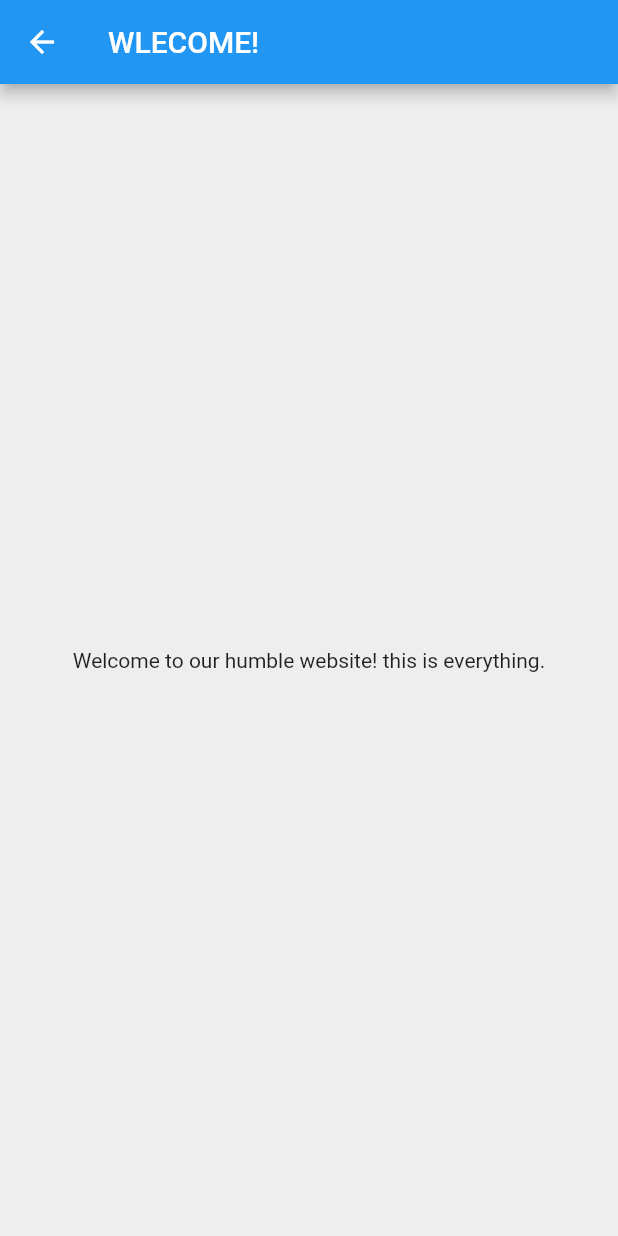
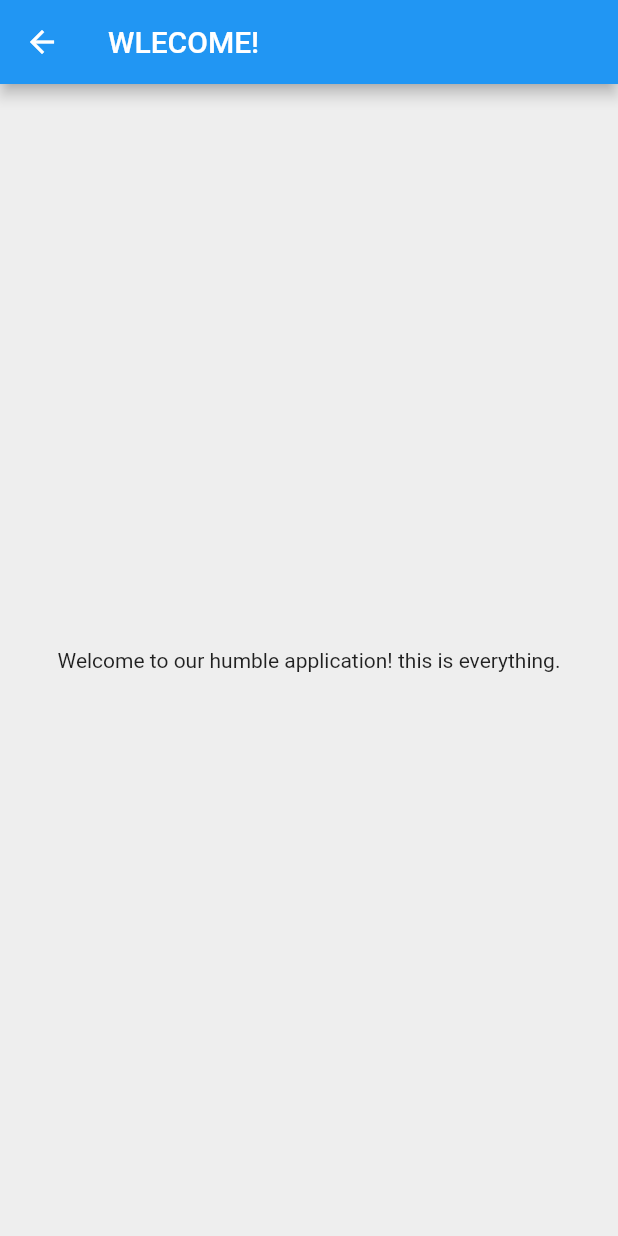
Before and after one commit to Oderliving/mobile-programming-homework, a Flutter app: the confirmation screen opened directly, on a phone screen of 412 x 824 dp. Run offline on Flutter 3.47's test engine with Material 2 defaults, Android fonts, the phone set to English and light mode, and no system bars.

Commit message:
Update main.dart

```diff
--- a/lib/main.dart
+++ b/lib/main.dart
@@ -270,7 +270,7 @@ class confirmation extends StatelessWidget {
         child: Column(
           mainAxisAlignment: MainAxisAlignment.center,
           children: [
-            Text("Welcome to our humble website! this is everything."),
+            Text("Welcome to our humble application! this is everything."),
           ],
         ),
       ),
```
